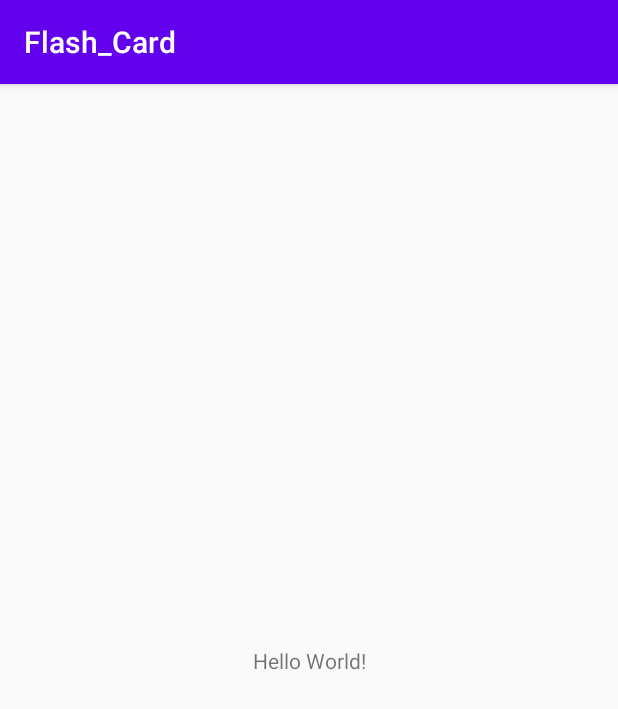
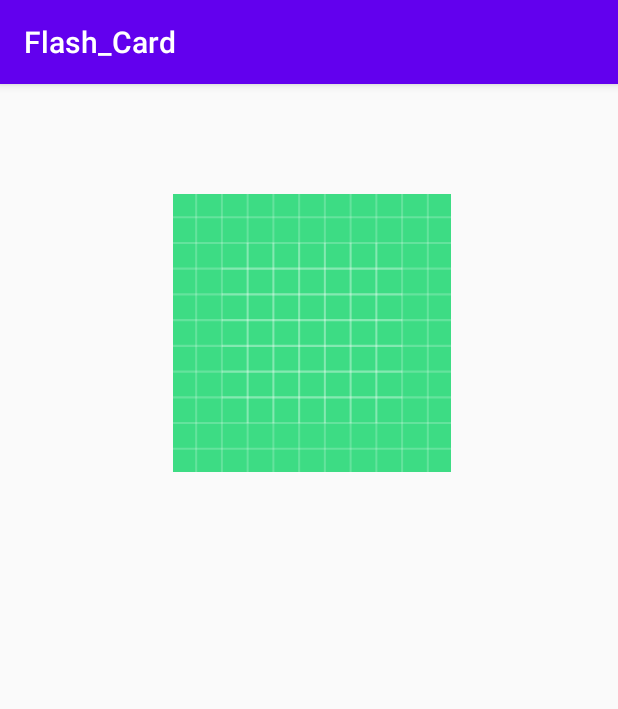
Before and after one commit to J4ckyLIM/Flash_Card, an Android app: the screen it shows after launch (MainActivity), on a phone screen of 412 x 824 dp. Shown: the top 709 px of the screen. Run offline under Robolectric (Android 15) with nearby library versions, the phone set to English and light mode, and no system bars.

Commit message:
Ajout de l'ecran de question / reponse

```diff
--- a/app/src/main/res/layout/activity_main.xml
+++ b/app/src/main/res/layout/activity_main.xml
@@ -6,13 +6,74 @@
     android:layout_height="match_parent"
     tools:context=".MainActivity">
 
+    <ImageView
+        android:id="@+id/QuestionImageView"
+        android:layout_width="408dp"
+        android:layout_height="185dp"
+        app:layout_constraintBottom_toBottomOf="parent"
+        app:layout_constraintEnd_toEndOf="parent"
+        app:layout_constraintHorizontal_bias="1.0"
+        app:layout_constraintStart_toStartOf="parent"
+        app:layout_constraintTop_toBottomOf="@+id/SuiviTextView"
+        app:layout_constraintVertical_bias="0.022"
+        app:srcCompat="@drawable/ic_launcher_background" />
+
     <TextView
-        android:layout_width="wrap_content"
-        android:layout_height="wrap_content"
-        android:text="Hello World!"
-        app:layout_constraintBottom_toBottomOf="parent"
+        android:id="@+id/SuiviTextView"
+        android:layout_width="414dp"
+        android:layout_height="46dp"
+        android:layout_marginTop="16dp"
+        android:textAppearance="@style/TextAppearance.AppCompat.Display1"
+        app:layout_constraintEnd_toEndOf="parent"
+        app:layout_constraintHorizontal_bias="0.0"
+        app:layout_constraintStart_toStartOf="parent"
+        app:layout_constraintTop_toTopOf="parent"
+        tools:text="      Suivi de question" />
+
+    <TextView
+        android:id="@+id/Question1TextView"
+        android:layout_width="95dp"
+        android:layout_height="40dp"
+        app:layout_constraintBottom_toTopOf="@+id/Question2TextView"
+        app:layout_constraintHorizontal_bias="0.5"
         app:layout_constraintLeft_toLeftOf="parent"
         app:layout_constraintRight_toRightOf="parent"
-        app:layout_constraintTop_toTopOf="parent" />
+        app:layout_constraintTop_toBottomOf="@+id/QuestionImageView"
+        app:layout_constraintVertical_bias="0.65999997"
+        tools:text="Question A" />
+
+    <TextView
+        android:id="@+id/Question2TextView"
+        android:layout_width="88dp"
+        android:layout_height="55dp"
+        app:layout_constraintBottom_toTopOf="@+id/Question3TextView"
+        app:layout_constraintEnd_toEndOf="parent"
+        app:layout_constraintHorizontal_bias="0.5"
+        app:layout_constraintStart_toStartOf="parent"
+        app:layout_constraintTop_toBottomOf="@+id/Question1TextView"
+        tools:text="Question B" />
+
+    <TextView
+        android:id="@+id/Question3TextView"
+        android:layout_width="91dp"
+        android:layout_height="44dp"
+        app:layout_constraintBottom_toTopOf="@+id/RepTextView"
+        app:layout_constraintEnd_toEndOf="parent"
+        app:layout_constraintHorizontal_bias="0.5"
+        app:layout_constraintStart_toStartOf="parent"
+        app:layout_constraintTop_toBottomOf="@+id/Question2TextView"
+        tools:text="Question C" />
+
+    <TextView
+        android:id="@+id/RepTextView"
+        android:layout_width="407dp"
+        android:layout_height="92dp"
+        android:textAppearance="@style/TextAppearance.AppCompat.Display1"
+        app:layout_constraintBottom_toBottomOf="parent"
+        app:layout_constraintEnd_toEndOf="parent"
+        app:layout_constraintHorizontal_bias="0.5"
+        app:layout_constraintStart_toStartOf="parent"
+        app:layout_constraintTop_toBottomOf="@+id/Question3TextView"
+        tools:text="                Rep" />
 
 </androidx.constraintlayout.widget.ConstraintLayout>
```
